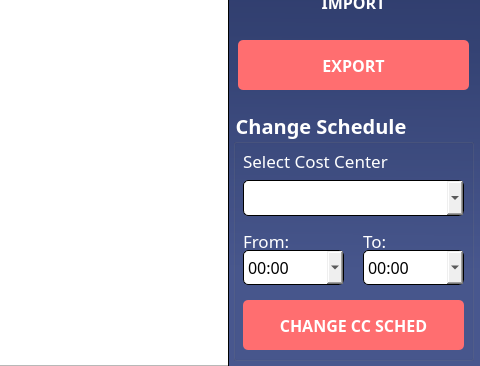
Maze711/systemPayroll, file MainFrame/Resources/UI/timecard.ui: the form before one commit; both pictures show x 962 to 1442 and y 299 to 665 of the 1442 by 665 pixel window.
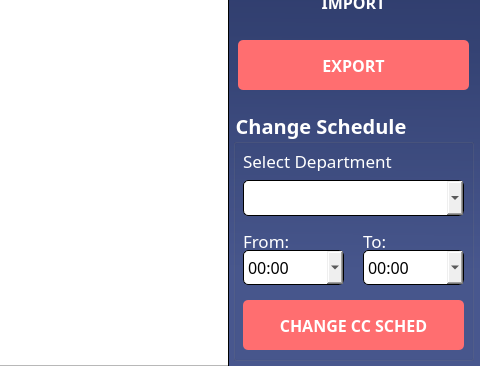
The form after the commit. Icons and pictures are not drawn.

The edit to the form file:
```diff
--- a/MainFrame/Resources/UI/timecard.ui
+++ b/MainFrame/Resources/UI/timecard.ui
@@ -644,7 +644,7 @@
       </font>
      </property>
      <property name="text">
-      <string>Select Cost Center</string>
+      <string>Select Department</string>
      </property>
     </widget>
     <widget class="QComboBox" name="costCenterBox">
```
